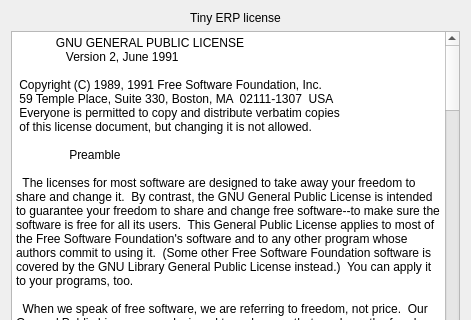
Qt form Koo/ui/license.ui (xrg/openerp-client-kde) before a commit; both pictures show x 0 to 471 and y 0 to 320 of the 471 by 491 pixel window.
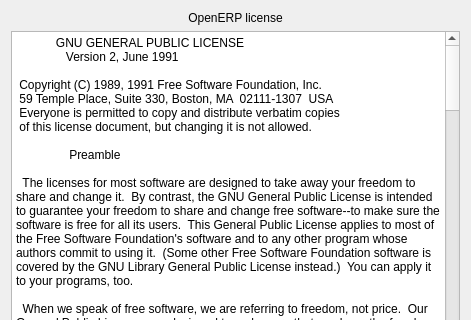
The same form after that commit. Icons and pictures are not drawn.

Commit message: Replace Tiny for Open.

Diff of the .ui file:
```diff
--- a/Koo/ui/license.ui
+++ b/Koo/ui/license.ui
@@ -16,7 +16,7 @@
    <item>
     <widget class="QLabel" name="label" >
      <property name="text" >
-      <string>Tiny ERP license</string>
+      <string>OpenERP license</string>
      </property>
      <property name="alignment" >
       <set>Qt::AlignCenter</set>
```
Left out of the diff: 2 changed lines with no effect on the pictures. The commit also changes 8 other files.
